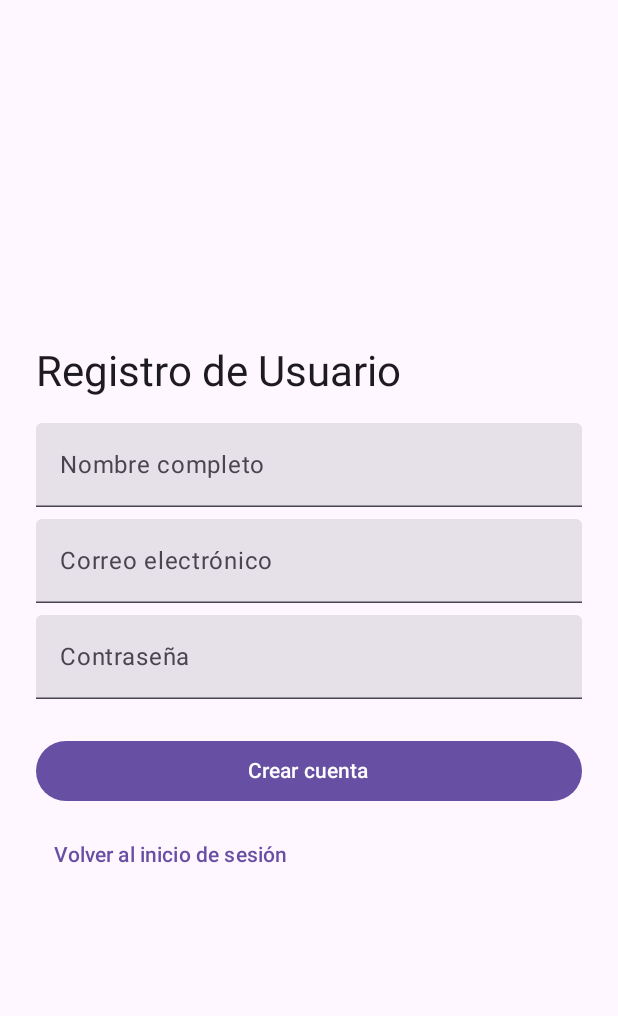
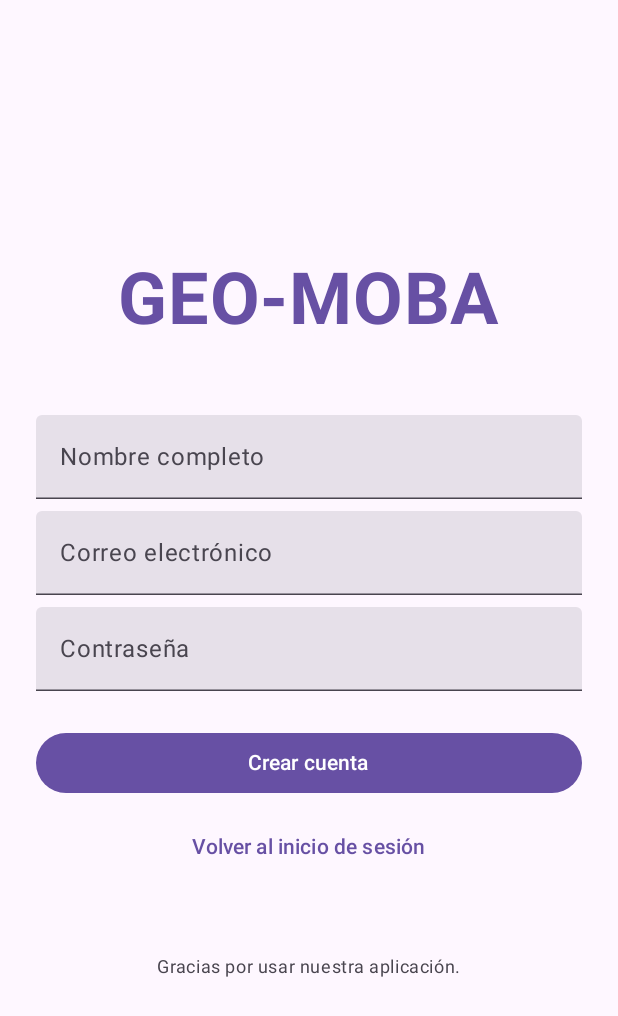
Before and after one commit to Creative-Duoc/Geo_Moba, an Android app built with Jetpack Compose: the screen it shows after launch (MainActivity), after a tap on "¿No tienes cuenta? Regístrate", on a phone screen of 412 x 824 dp. Shown: the top 1016 px of the screen. Run offline under Robolectric (Android 15) with nearby library versions, the phone set to English and light mode, and no system bars.

Commit message:
Se ha mejorado visualmente tanto la interfaz o pagina de inicio de sesión y registro de usuario, ambas quedaron con un diseño adecuado para la pagina.

```diff
--- a/app/src/main/java/com/example/geo_moba/ui/screen/login/LoginScreen.kt
+++ b/app/src/main/java/com/example/geo_moba/ui/screen/login/LoginScreen.kt
@@ -1,31 +1,54 @@
-package com.example.geo_moba.ui.screen.login // Paquete de pantallas.
+package com.example.geo_moba.ui.screen.login
 
-import androidx.compose.foundation.layout.* // Layouts (Column, Spacer, etc).
-import androidx.compose.material3.*        // Componentes Material 3.
-import androidx.compose.runtime.*          // Estados Compose (@Composable).
-import androidx.compose.ui.Modifier        // Modificador para tamaños/estilos.
-import androidx.compose.ui.text.input.PasswordVisualTransformation // Ocultar password.
-import androidx.compose.ui.unit.dp         // Dimensiones.
-import androidx.lifecycle.viewmodel.compose.viewModel // Obtener ViewModel en Compose.
-import androidx.navigation.NavHostController // Navegación en Compose.
-import com.example.geo_moba.navigation.Routes // Rutas centralizadas.
-import com.example.geo_moba.viewmodel.LoginViewModel // Nuestro VM de login.
+import androidx.compose.foundation.layout.*
+import androidx.compose.material3.*
+import androidx.compose.runtime.*
+import androidx.compose.ui.Alignment // Importación necesaria para centrar
+import androidx.compose.ui.Modifier
+import androidx.compose.ui.text.font.FontWeight // Importación para negrita
+import androidx.compose.ui.text.input.PasswordVisualTransformation
+import androidx.compose.ui.unit.dp
+import androidx.compose.ui.unit.sp // Importación para tamaño de fuente
+import androidx.lifecycle.viewmodel.compose.viewModel
+import androidx.navigation.NavHostController
+import com.example.geo_moba.navigation.Routes
+import com.example.geo_moba.viewmodel.LoginViewModel
 
 @Composable
 fun LoginScreen(navController: NavHostController, vm: LoginViewModel = viewModel()) {
-    val state by vm.uiState.collectAsState() // Observa StateFlow<LoginUiState> (recompone al cambiar).
+    val state by vm.uiState.collectAsState()
 
-    Column(Modifier.padding(24.dp)) { // Contenedor vertical con padding.
-        Text("Iniciar sesión", style = MaterialTheme.typography.headlineSmall) // Título.
+    // 1. Contenedor principal para centrar todo el contenido
+    Column(
+        modifier = Modifier
+            .fillMaxSize() // Ocupa toda la pantalla
+            .padding(24.dp),
+        // 2. Centrado vertical (para centrar el formulario en la pantalla)
+        verticalArrangement = Arrangement.Center,
+        // 3. Centrado horizontal (para centrar los elementos dentro de la columna)
+        horizontalAlignment = Alignment.CenterHorizontally
+    ) {
 
-        Spacer(Modifier.height(16.dp)) // Separación visual.
+        // --- TÍTULO GEO-MOBA ---
+        Text(
+            text = "GEO-MOBA",
+            fontSize = 48.sp, // Tamaño grande
+            fontWeight = FontWeight.Bold, // Estilo negrita
+            color = MaterialTheme.colorScheme.primary, // Usamos el color principal del tema
+            modifier = Modifier.padding(bottom = 64.dp) // Espacio generoso debajo del título
+        )
+
+        // 4. Se eliminó el "Iniciar Sesión" pequeño, ya que el GEO-MOBA es el título principal.
+        // Text("Iniciar sesión", style = MaterialTheme.typography.headlineSmall)
+
+        // --- CAMPOS DE TEXTO ---
 
         TextField( // Campo de email.
-            value = state.email, // Valor actual (binding a UiState).
-            onValueChange = vm::onEmailChange, // Actualiza en el ViewModel.
-            label = { Text("Correo") }, // Etiqueta del campo.
-            singleLine = true, // Una sola línea.
-            modifier = Modifier.fillMaxWidth() // Ocupar ancho completo.
+            value = state.email,
+            onValueChange = vm::onEmailChange,
+            label = { Text("Correo") },
+            singleLine = true,
+            modifier = Modifier.fillMaxWidth() // Mantiene el ancho completo
         )
 
         Spacer(Modifier.height(8.dp)) // Separación.
@@ -35,44 +58,44 @@ fun LoginScreen(navController: NavHostController, vm: LoginViewModel = viewModel
             onValueChange = vm::onPasswordChange,
             label = { Text("Contraseña") },
             singleLine = true,
-            visualTransformation = PasswordVisualTransformation(), // Oculta caracteres.
-            modifier = Modifier.fillMaxWidth()
+            visualTransformation = PasswordVisualTransformation(),
+            modifier = Modifier.fillMaxWidth() // Mantiene el ancho completo
         )
 
         Spacer(Modifier.height(16.dp))
 
-        Button( // Botón principal.
-            onClick = { vm.login() }, // Ejecuta lógica del VM.
+        // --- BOTÓN DE INGRESO ---
+
+        Button(
+            onClick = { vm.login() },
             modifier = Modifier.fillMaxWidth()
         ) {
             Text("Ingresar")
         }
 
-        // Indicador de carga si isLoading = true.
+        // --- FEEDBACK Y NAVEGACIÓN ---
+
         if (state.isLoading) {
             Spacer(Modifier.height(12.dp))
             LinearProgressIndicator(modifier = Modifier.fillMaxWidth())
         }
 
-        // Muestra error si lo hay.
         state.errorMessage?.let {
             Spacer(Modifier.height(12.dp))
             Text(it, color = MaterialTheme.colorScheme.error)
         }
 
-        // Si login fue exitoso, navegamos a Home.
         if (state.isSuccess) {
-            // OJO: navegar en un effect para evitar múltiples navegaciones en recomposición
             LaunchedEffect(Unit) {
                 navController.navigate(Routes.Home) {
-                    popUpTo(Routes.Login) { inclusive = true } // Evita volver al Login con back.
+                    popUpTo(Routes.Login) { inclusive = true }
                 }
             }
         }
 
         Spacer(Modifier.height(12.dp))
 
-        TextButton(onClick = { navController.navigate(Routes.Register) }) { // Link a Register.
+        TextButton(onClick = { navController.navigate(Routes.Register) }) {
             Text("¿No tienes cuenta? Regístrate")
         }
     }
--- a/app/src/main/java/com/example/geo_moba/ui/screen/register/RegisterScreen.kt
+++ b/app/src/main/java/com/example/geo_moba/ui/screen/register/RegisterScreen.kt
@@ -3,9 +3,12 @@ package com.example.geo_moba.ui.screen.register
 import androidx.compose.foundation.layout.*
 import androidx.compose.material3.*
 import androidx.compose.runtime.*
+import androidx.compose.ui.Alignment // Importación necesaria para centrar
 import androidx.compose.ui.Modifier
+import androidx.compose.ui.text.font.FontWeight // Importación para negrita
 import androidx.compose.ui.text.input.PasswordVisualTransformation
 import androidx.compose.ui.unit.dp
+import androidx.compose.ui.unit.sp // Importación para tamaño de fuente
 import androidx.navigation.NavHostController
 import com.example.geo_moba.navigation.Routes
 
@@ -18,12 +21,24 @@ fun RegisterScreen(navController: NavHostController) {
 
     Column(
         modifier = Modifier
-            .fillMaxSize()
+            .fillMaxSize() // Ocupa toda la pantalla
             .padding(24.dp),
-        verticalArrangement = Arrangement.Center
+        // Centrado vertical (para centrar el formulario en la pantalla)
+        verticalArrangement = Arrangement.Center,
+        // Centrado horizontal (para centrar los elementos dentro de la columna)
+        horizontalAlignment = Alignment.CenterHorizontally
     ) {
-        Text("Registro de Usuario", style = MaterialTheme.typography.headlineMedium)
-        Spacer(Modifier.height(16.dp))
+
+        // --- TÍTULO GEO-MOBA ---
+        Text(
+            text = "GEO-MOBA",
+            fontSize = 48.sp, // Tamaño grande
+            fontWeight = FontWeight.Bold, // Estilo negrita
+            color = MaterialTheme.colorScheme.primary,
+            modifier = Modifier.padding(bottom = 48.dp) // Menos espacio que en login porque hay más campos
+        )
+
+        // --- CAMPOS DE TEXTO ---
 
         TextField(
             value = name,
@@ -53,6 +68,8 @@ fun RegisterScreen(navController: NavHostController) {
 
         Spacer(Modifier.height(24.dp))
 
+        // --- BOTONES ---
+
         Button(
             onClick = { navController.navigate(Routes.Home) },
             modifier = Modifier.fillMaxWidth()
@@ -65,5 +82,13 @@ fun RegisterScreen(navController: NavHostController) {
         TextButton(onClick = { navController.popBackStack() }) {
             Text("Volver al inicio de sesión")
         }
+
+        // --- MENSAJE DE AGRADECIMIENTO ---
+        Spacer(Modifier.height(48.dp)) // Espacio para separar el formulario
+        Text(
+            text = "Gracias por usar nuestra aplicación.",
+            style = MaterialTheme.typography.bodySmall,
+            color = MaterialTheme.colorScheme.onSurfaceVariant
+        )
     }
 }
--- a/build.gradle.kts
+++ b/build.gradle.kts
@@ -1,5 +1,5 @@
 plugins {
-    id("com.android.application") version "8.12.3" apply false
+    id("com.android.application") version "8.13.0" apply false
     id("org.jetbrains.kotlin.android") version "2.0.21" apply false
     id("org.jetbrains.kotlin.plugin.compose") version "2.0.21" apply false // 👈 AGREGA ESTA LÍNEA
 }
--- a/gradle/libs.versions.toml
+++ b/gradle/libs.versions.toml
@@ -1,5 +1,5 @@
 [versions]
-agp = "8.12.3"                # Android Gradle Plugin (versión de compilación)
+agp = "8.13.0"                # Android Gradle Plugin (versión de compilación)
 kotlin = "2.0.21"             # Versión de Kotlin que usa todo el proyecto
 coreKtx = "1.17.0"
 junit = "4.13.2"
```
